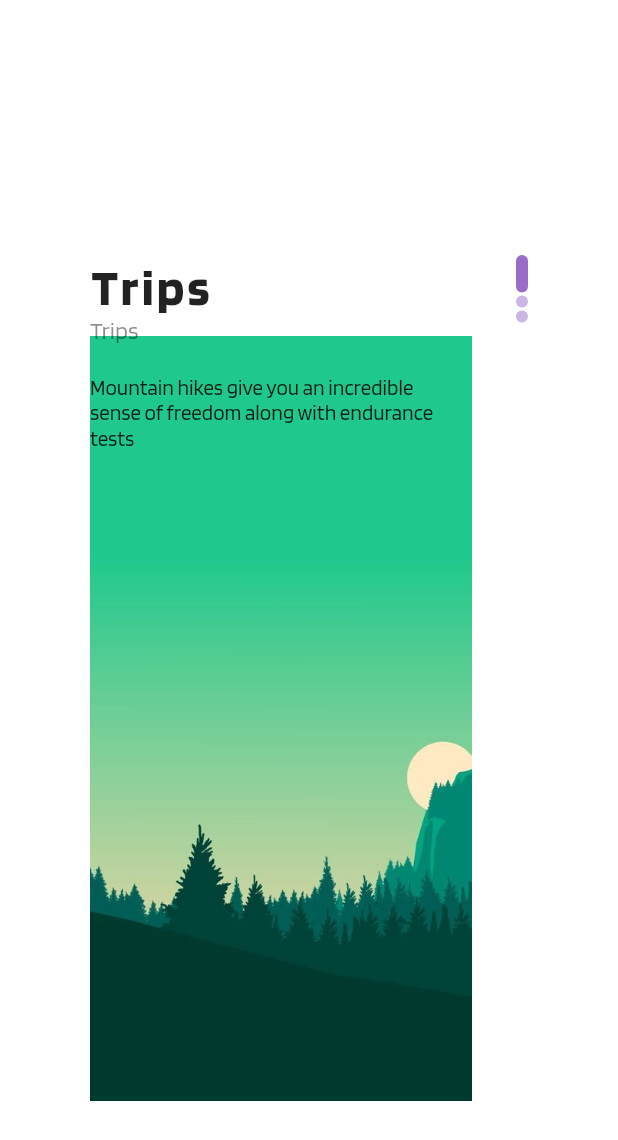
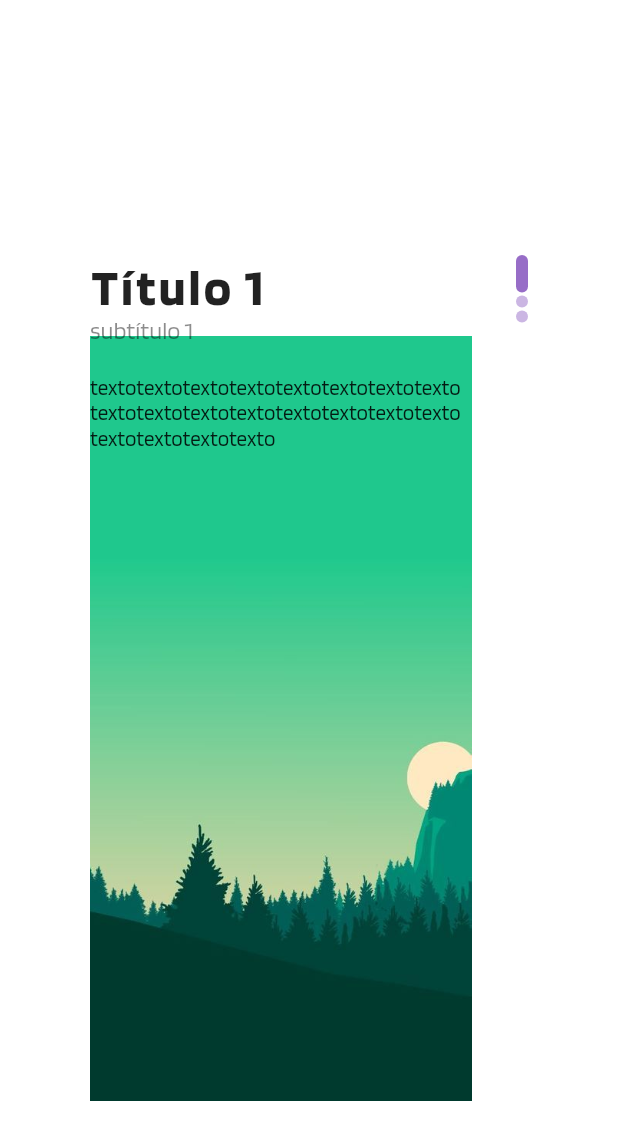
Before and after one commit to guilhermedacruzz/TCC_APP, a Flutter app: the screen it shows after launch, on a phone screen of 412 x 824 dp. Shown: the top 1140 px of the screen. Run offline on Flutter 3.47's test engine with Material 2 defaults, Android fonts, the phone set to English and light mode, and no system bars; our stand-ins replace animated_background, shared_preferences, syncfusion_flutter_charts, validators; missing offline and left inert: dart:html; accounts and stored records are empty; project files that could hold a hidden picture were left out.

Commit message:
organizando o welcome

```diff
--- a/lib/pages/autentication/page_sign_in.dart
+++ b/lib/pages/autentication/login/page_sign_in.dart
@@ -1,8 +1,9 @@
 import 'package:flutter/material.dart';
-import '../../widgets/custom_text_button.dart';
+import '../../../widgets/custom_text_button.dart';
 import 'page_recover_password.dart';
 import 'page_sign_up.dart';
 import 'page_base.dart';
+import 'page_recover_password.dart';
 
 class PageSignIn extends StatefulWidget {
   static String routeName = "/signin";
--- a/lib/pages/autentication/page_sign_up.dart
+++ b/lib/pages/autentication/login/page_sign_up.dart
@@ -1,6 +1,6 @@
 import 'package:flutter/material.dart';
 import 'package:tcc/pages/page_splash.dart';
-import 'package:tcc/pages/autentication/page_welcome.dart';
+import 'package:tcc/pages/autentication/welcome/page_welcome.dart';
 import 'page_base.dart';
 
 class PageSignUp extends StatefulWidget {
--- a/lib/pages/autentication/page_welcome.dart
+++ b/lib/pages/autentication/welcome/page_welcome.dart
@@ -1,7 +1,8 @@
 import 'package:flutter/material.dart';
+import 'package:tcc/pages/autentication/welcome/page_welcome_data.dart';
 import 'package:tcc/pages/page_splash.dart';
-import '../../forms/custom_button.dart';
-import 'welcome_backgrounsd_images.dart';
+import '../../../forms/custom_button.dart';
+import 'page_welcome_backgrounsd_images.dart';
 
 class PageWelcome extends StatefulWidget {
   static String routeName = "/welcome";
@@ -12,11 +13,6 @@ class PageWelcome extends StatefulWidget {
 }
 
 class _PageWelcomeState extends State<PageWelcome> {
-  List images = [
-    "assets/images/welcome/1.jpg",
-    "assets/images/welcome/2.jpg",
-    "assets/images/welcome/3.jpg",
-  ];
 
   @override
   Widget build(BuildContext context) {
@@ -24,15 +20,15 @@ class _PageWelcomeState extends State<PageWelcome> {
       backgroundColor: Theme.of(context).backgroundColor,
       body: PageView.builder(
         scrollDirection: Axis.vertical,
-        itemCount: images.length,
+        itemCount: pageWelcomeData.length,
         itemBuilder: (_, index) {
           return Container(
             width: double.maxFinite,
             height: double.maxFinite,
             margin: const EdgeInsets.symmetric(vertical: 50, horizontal: 40),
             padding: const EdgeInsets.only(top: 120, right: 20, left: 20),
-            child: WelcomeBackgroundImage(
-              src: images[index],
+            child: PageWelcomeBackgroundImage(
+              src: pageWelcomeData[index]["src"],
               child: Row(
                 mainAxisAlignment: MainAxisAlignment.spaceBetween,
                 children: [
@@ -40,18 +36,18 @@ class _PageWelcomeState extends State<PageWelcome> {
                     crossAxisAlignment: CrossAxisAlignment.start,
                     children: [
                       Text(
-                        "Trips",
+                        pageWelcomeData[index]["title"],
                         style: Theme.of(context).textTheme.headline4,
                       ),
                       Text(
-                        "Trips",
+                        pageWelcomeData[index]["subtitle"],
                         style: Theme.of(context).textTheme.subtitle1,
                       ),
                       const SizedBox(height: 20),
                       SizedBox(
                         width: 250,
                         child: Text(
-                          "Mountain hikes give you an incredible sense of freedom along with endurance tests",
+                          pageWelcomeData[index]["text"],
                           style: Theme.of(context).textTheme.bodyText1,
                         ),
                       ),
@@ -61,7 +57,7 @@ class _PageWelcomeState extends State<PageWelcome> {
                     crossAxisAlignment: CrossAxisAlignment.end,
                     children: [
                       ...List.generate(
-                        images.length,
+                        pageWelcomeData.length,
                         (indexDots) {
                           return Container(
                             margin: const EdgeInsets.only(bottom: 2),
@@ -79,7 +75,7 @@ class _PageWelcomeState extends State<PageWelcome> {
                         },
                       ),
                       const Spacer(),
-                      if (index == images.length - 1)
+                      if (index == pageWelcomeData.length - 1)
                         Padding(
                           padding: const EdgeInsets.only(bottom: 40),
                           child: Row(
--- a/lib/pages/autentication/welcome_backgrounsd_images.dart
+++ b/lib/pages/autentication/welcome/page_welcome_backgrounsd_images.dart
@@ -1,10 +1,10 @@
 import 'package:flutter/material.dart';
 
-class WelcomeBackgroundImage extends StatelessWidget {
+class PageWelcomeBackgroundImage extends StatelessWidget {
   final Widget child;
   final String src;
 
-  const WelcomeBackgroundImage({
+  const PageWelcomeBackgroundImage({
     super.key,
     required this.child,
     required this.src,
--- /dev/null
+++ b/lib/pages/autentication/welcome/page_welcome_data.dart
@@ -0,0 +1,20 @@
+List pageWelcomeData = [
+  {
+    "title": "Título 1",
+    "subtitle": "subtítulo 1",
+    "text": "textotextotextotextotextotextotextotextotextotextotextotextotextotextotextotextotextotextotextotexto",
+    "src":"assets/images/welcome/1.jpg",
+  },
+  {
+    "title": "Título 2",
+    "subtitle": "subtítulo 2",
+    "text": "textotextotextotextotextotextotextotextotextotextotextotextotextotextotextotextotextotextotextotexto",
+    "src":"assets/images/welcome/2.jpg",
+  },
+  {
+    "title": "Título 3",
+    "subtitle": "subtítulo 3",
+    "text": "textotextotextotextotextotextotextotextotextotextotextotextotextotextotextotextotextotextotextotexto",
+    "src":"assets/images/welcome/3.jpg",
+  },
+];
--- a/lib/pages/page_splash.dart
+++ b/lib/pages/page_splash.dart
@@ -1,6 +1,6 @@
 import 'package:flutter/material.dart';
 import 'package:provider/provider.dart';
-import 'package:tcc/pages/autentication/page_sign_in.dart';
+import 'package:tcc/pages/autentication/login/page_sign_in.dart';
 
 import '../services/service_autentication.dart';
 import 'page_home.dart';
--- a/lib/widgets/custom_drawler.dart
+++ b/lib/widgets/custom_drawler.dart
@@ -2,7 +2,7 @@ import 'package:flutter/material.dart';
 import 'package:provider/provider.dart';
 
 import '../pages/page_config.dart';
-import '../pages/autentication/page_sign_in.dart';
+import '../pages/autentication/login/page_sign_in.dart';
 import '../services/service_autentication.dart';
 
 class CustomDrawer extends StatefulWidget {
```
Also changed, not shown: lib/main.dart (+4 -4 lines), lib/pages/autentication/login/page_base.dart (renamed from lib/pages/autentication/page_base.dart, +7 -7 lines), lib/pages/autentication/login/page_recover_password.dart (renamed from lib/pages/autentication/page_recover_password.dart).
